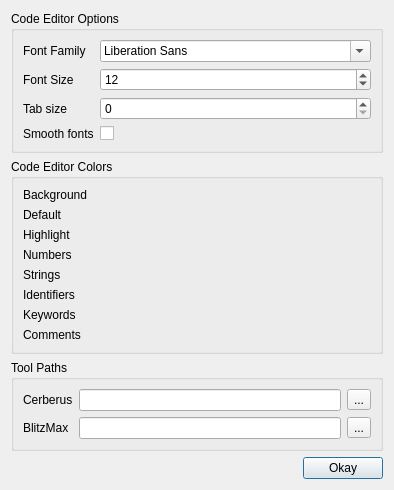
Old version of the form src/ted/prefsdialog.ui in the repository PhilMoe/cerberus.
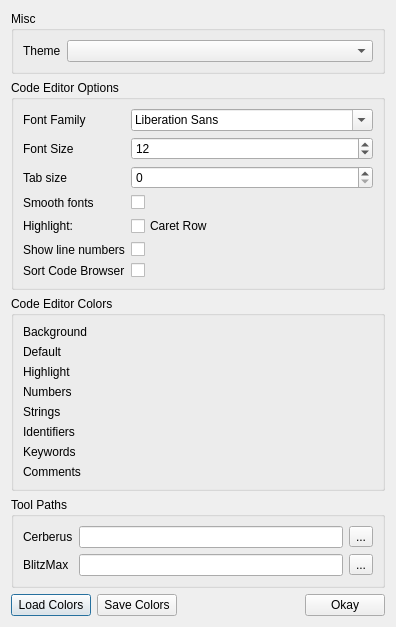
New version of the form. Custom widgets are drawn as their Qt base class.

What changed in the file:
```diff
--- a/src/ted/prefsdialog.ui
+++ b/src/ted/prefsdialog.ui
@@ -6,21 +6,43 @@
    <rect>
     <x>0</x>
     <y>0</y>
-    <width>394</width>
-    <height>455</height>
+    <width>396</width>
+    <height>581</height>
    </rect>
   </property>
   <property name="windowTitle">
    <string>IDE Options</string>
   </property>
+  <property name="styleSheet">
+   <string notr="true"/>
+  </property>
   <layout class="QVBoxLayout" name="verticalLayout">
    <item>
-    <widget class="QGroupBox" name="groupBox_2">
+    <widget class="QGroupBox" name="grpMisc">
+     <property name="title">
+      <string>Misc</string>
+     </property>
+     <layout class="QFormLayout" name="formLayout_5">
+      <item row="0" column="0">
+       <widget class="QLabel" name="themeLabel">
+        <property name="text">
+         <string>Theme</string>
+        </property>
+       </widget>
+      </item>
+      <item row="0" column="1">
+       <widget class="QComboBox" name="themeWidget"/>
+      </item>
+     </layout>
+    </widget>
+   </item>
+   <item>
+    <widget class="QGroupBox" name="grpOptions">
      <property name="title">
       <string>Code Editor Options</string>
      </property>
      <layout class="QGridLayout" name="gridLayout_2">
-      <item row="0" column="0">
+      <item row="1" column="0">
        <layout class="QFormLayout" name="formLayout_3">
         <property name="fieldGrowthPolicy">
          <enum>QFormLayout::AllNonFixedFieldsGrow</enum>
@@ -59,6 +81,20 @@
         <item row="2" column="1">
          <widget class="QSpinBox" name="tabSizeWidget"/>
         </item>
+        <item row="4" column="0">
+         <widget class="QLabel" name="highlightLabel">
+          <property name="text">
+           <string>Highlight:</string>
+          </property>
+         </widget>
+        </item>
+        <item row="4" column="1">
+         <widget class="QCheckBox" name="highlightCaretRowWidget">
+          <property name="text">
+           <string>Caret Row</string>
+          </property>
+         </widget>
+        </item>
         <item row="3" column="0">
          <widget class="QLabel" name="smoothFontsLabel">
           <property name="text">
@@ -68,11 +104,45 @@
         </item>
         <item row="3" column="1">
          <widget class="QCheckBox" name="smoothFontsWidget">
+          <property name="sizePolicy">
+           <sizepolicy hsizetype="Minimum" vsizetype="Fixed">
+            <horstretch>0</horstretch>
+            <verstretch>0</verstretch>
+           </sizepolicy>
+          </property>
           <property name="layoutDirection">
            <enum>Qt::LeftToRight</enum>
           </property>
          </widget>
         </item>
+        <item row="6" column="0">
+         <widget class="QLabel" name="showLineNumbersLabel">
+          <property name="text">
+           <string>Show line numbers</string>
+          </property>
+         </widget>
+        </item>
+        <item row="6" column="1">
+         <widget class="QCheckBox" name="showLineNumbersWidget">
+          <property name="text">
+           <string/>
+          </property>
+         </widget>
+        </item>
+        <item row="7" column="0">
+         <widget class="QLabel" name="sortCodeBrowserLabel">
+          <property name="text">
+           <string>Sort Code Browser</string>
+          </property>
+         </widget>
+        </item>
+        <item row="7" column="1">
+         <widget class="QCheckBox" name="sortCodeBrowserWidget">
+          <property name="text">
+           <string/>
+          </property>
+         </widget>
+        </item>
        </layout>
       </item>
      </layout>
@@ -116,7 +186,11 @@
          </widget>
         </item>
         <item row="1" column="1">
-         <widget class="ColorSwatch" name="defaultColorWidget" native="true"/>
+         <widget class="ColorSwatch" name="defaultColorWidget" native="true">
+          <property name="styleSheet">
+           <string notr="true">color: rgb(255, 255, 255);</string>
+          </property>
+         </widget>
         </item>
         <item row="2" column="0">
          <widget class="QLabel" name="highlightColorLabel">
@@ -292,6 +366,20 @@
    </item>
    <item>
     <layout class="QHBoxLayout" name="horizontalLayout_3">
+     <item>
+      <widget class="QPushButton" name="btnLoadColors">
+       <property name="text">
+        <string>Load Colors</string>
+       </property>
+      </widget>
+     </item>
+     <item>
+      <widget class="QPushButton" name="btnSaveColors">
+       <property name="text">
+        <string>Save Colors</string>
+       </property>
+      </widget>
+     </item>
      <item>
       <spacer name="horizontalSpacer">
        <property name="orientation">
@@ -307,6 +395,9 @@
      </item>
      <item>
       <widget class="QPushButton" name="okayButton">
+       <property name="styleSheet">
+        <string notr="true"/>
+       </property>
        <property name="text">
         <string>Okay</string>
        </property>
```
Left out of the diff: 193 changed lines with no effect on the pictures.
